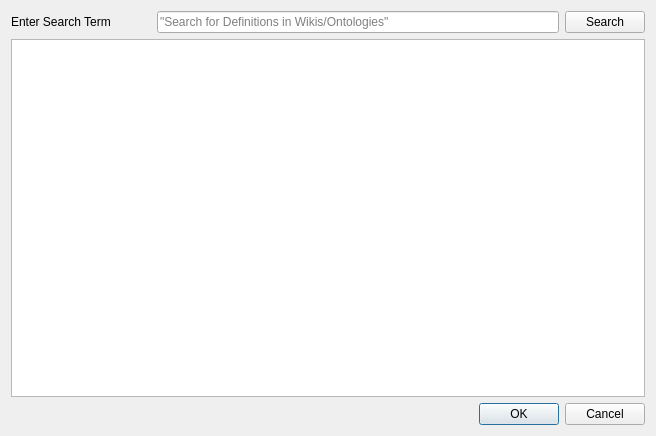
The window that pasta_eln/GUI/ontology_configuration/terminology_lookup_dialog_base.ui (PASTA-ELN/pasta-eln) describes before a commit, drawn with Qt 5.
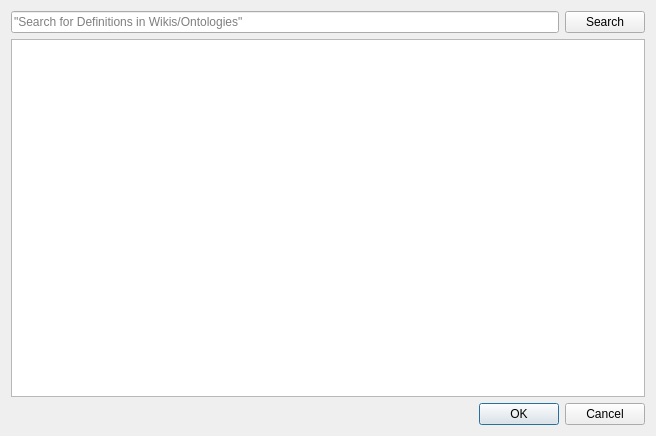
The same window after the commit.

Commit message: - Removed the label and spacer before the search lineEdit

Patch:
```diff
--- a/pasta_eln/GUI/ontology_configuration/terminology_lookup_dialog_base.ui
+++ b/pasta_eln/GUI/ontology_configuration/terminology_lookup_dialog_base.ui
@@ -28,29 +28,6 @@
     <layout class="QVBoxLayout" name="mainVerticalLayout">
      <item>
       <layout class="QHBoxLayout" name="searchBarHorizontalLayout">
-       <item>
-        <widget class="QLabel" name="searchLabel">
-         <property name="text">
-          <string>Enter Search Term</string>
-         </property>
-        </widget>
-       </item>
-       <item>
-        <spacer name="horizontalSpacer">
-         <property name="orientation">
-          <enum>Qt::Horizontal</enum>
-         </property>
-         <property name="sizeType">
-          <enum>QSizePolicy::Preferred</enum>
-         </property>
-         <property name="sizeHint" stdset="0">
-          <size>
-           <width>40</width>
-           <height>20</height>
-          </size>
-         </property>
-        </spacer>
-       </item>
        <item>
         <widget class="QLineEdit" name="terminologyLineEdit">
          <property name="placeholderText">
```
The commit also changes 1 other file.
